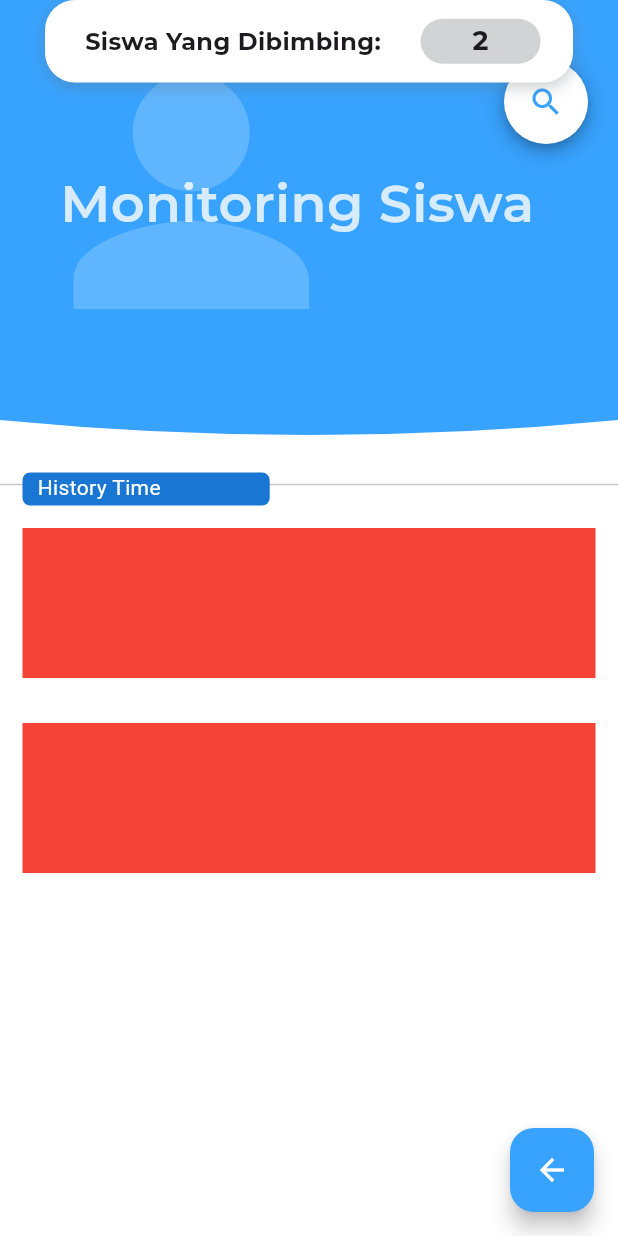
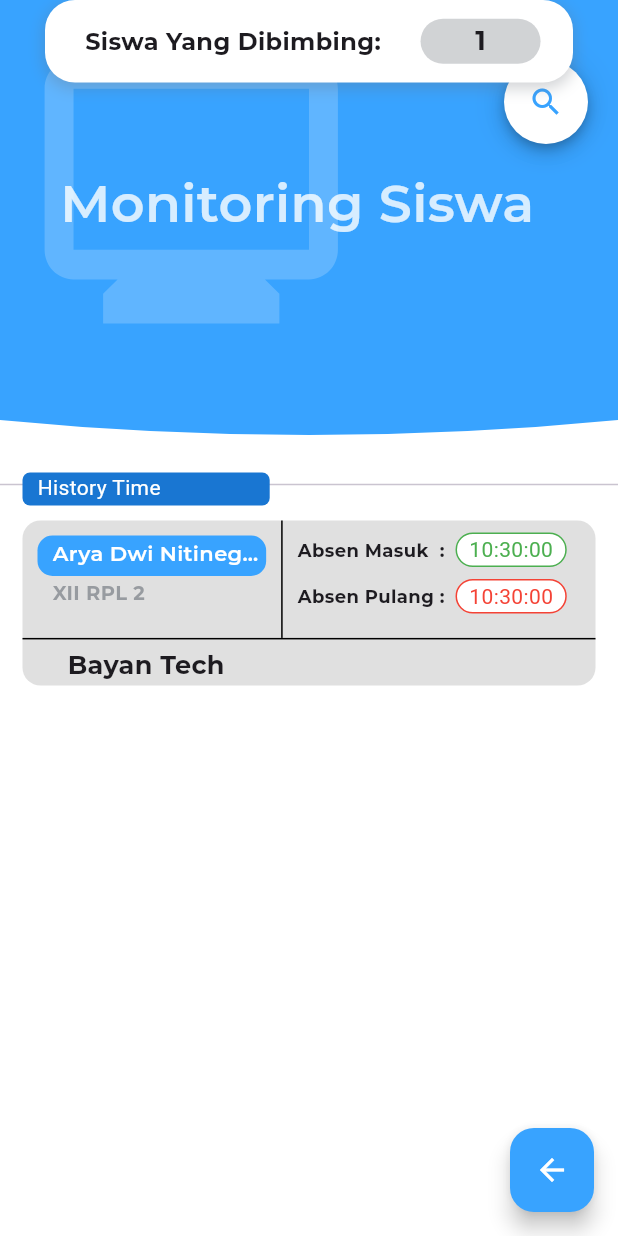
Before and after one commit to cngodingsmeda/simon-pkl, a Flutter app: the MonitoringSiswaDudiView screen opened directly, on a phone screen of 412 x 824 dp. Run offline on Flutter 3.47's test engine with Material 3 defaults, Android fonts, the phone set to English and light mode, and no system bars; our stand-ins replace get, get_storage, material_design_icons_flutter; missing offline and left inert: iconify_flutter, string_capitalize; accounts and stored records are empty.

Commit message:
Commit Monitoring siswa

```diff
--- a/lib/app/modules/dudi/detail_notifikasi_dudi/views/detail_notifikasi_dudi_view.dart
+++ b/lib/app/modules/dudi/detail_notifikasi_dudi/views/detail_notifikasi_dudi_view.dart
@@ -67,10 +67,10 @@
         padding: const EdgeInsets.all(20.0),
         child: ElevatedButton(
           style: ButtonStyle(
-            fixedSize: WidgetStatePropertyAll(
+            fixedSize: MaterialStatePropertyAll(
               Size(Get.width, 50),
             ),
-            backgroundColor: WidgetStatePropertyAll(
+            backgroundColor: MaterialStatePropertyAll(
               AllMaterial.colorBlue,
             ),
           ),
--- a/lib/app/modules/dudi/home_page_dudi/views/home_page_dudi_view.dart
+++ b/lib/app/modules/dudi/home_page_dudi/views/home_page_dudi_view.dart
@@ -4,6 +4,9 @@
 
 import 'package:get/get.dart';
 import 'package:simon_pkl/app/modules/dudi/home_page_dudi/select_navigator_dudi_widget.dart';
+import 'package:simon_pkl/app/modules/dudi/monitoring_siswa_dudi/views/monitoring_siswa_dudi_view.dart';
+import 'package:simon_pkl/app/modules/dudi/pengajuan_pkl/views/pengajuan_pkl_view.dart';
+import 'package:simon_pkl/app/modules/dudi/pengaturan_jadwal_dudi/views/pengaturan_jadwal_dudi_view.dart';
 import 'package:simon_pkl/app/modules/siswa/ajuan_pkl/views/ajuan_pkl_view.dart';
 import 'package:simon_pkl/material/material.dart';
 import 'package:string_capitalize/string_capitalize.dart';
@@ -148,7 +151,7 @@
                     color: AllMaterial.colorWhite,
                   ),
                   nama: "Monitoring Siswa",
-                  onTap: () => Get.toNamed('/monitoring-siswa-dudi'),
+                  onTap: () => Get.to(MonitoringSiswaDudiView()),
                 ),
                 SelectNavigatorDudiWidget(
                   icon: Icon(
@@ -157,7 +160,7 @@
                     color: AllMaterial.colorWhite,
                   ),
                   nama: "Pengaturan Jadwal",
-                  onTap: () => Get.toNamed('/pengaturan-jadwal-dudi'),
+                  onTap: () => Get.to(PengaturanJadwalDudiView()),
                 ),
                 SelectNavigatorDudiWidget(
                   icon: Icon(
@@ -166,7 +169,7 @@
                     color: AllMaterial.colorWhite,
                   ),
                   nama: "Pengajuan PKL",
-                  onTap: () => Get.toNamed('/pengajuan-pkl'),
+                  onTap: () => Get.to(PengajuanPklView()),
                 ),
               ],
             ),
--- /dev/null
+++ b/lib/app/modules/dudi/monitoring_siswa_dudi/monitoring_siswa_widget.dart
@@ -0,0 +1,201 @@
+import 'package:flutter/material.dart';
+import 'package:get/get.dart';
+import 'package:simon_pkl/material/material.dart';
+
+class MonitoringSiswaWidget extends StatelessWidget {
+  MonitoringSiswaWidget({
+    required this.nama,
+    required this.kelas,
+    required this.instansi,
+    required this.jamMasuk,
+    required this.jamPulang,
+  });
+
+  final String nama;
+  final dynamic kelas;
+  final String instansi;
+  final dynamic jamMasuk;
+  final dynamic jamPulang;
+
+  @override
+  Widget build(BuildContext context) {
+    return Padding(
+      padding: const EdgeInsets.symmetric(
+        horizontal: 15,
+        vertical: 10,
+      ),
+      child: Container(
+        width: 100,
+        height: 110,
+        decoration: BoxDecoration(
+          color: Colors.grey[300],
+          borderRadius: BorderRadius.circular(12),
+        ),
+        child: Column(
+          crossAxisAlignment: CrossAxisAlignment.start,
+          children: [
+            Row(
+              crossAxisAlignment: CrossAxisAlignment.start,
+              children: [
+                Column(
+                  crossAxisAlignment: CrossAxisAlignment.start,
+                  children: [
+                    Container(
+                      margin: EdgeInsets.only(
+                        top: 10,
+                        right: 10,
+                        left: 10,
+                      ),
+                      height: 27,
+                      width: Get.width * .37,
+                      decoration: BoxDecoration(
+                        color: AllMaterial.colorBlue,
+                        borderRadius: BorderRadius.circular(10),
+                      ),
+                      child: Padding(
+                        padding: const EdgeInsets.only(
+                          left: 10,
+                          top: 2,
+                        ),
+                        child: Text(
+                          nama,
+                          maxLines: 1,
+                          overflow: TextOverflow.ellipsis,
+                          style: TextStyle(
+                            fontFamily: AllMaterial.fontFamily,
+                            fontWeight: AllMaterial.fontSemiBold,
+                            color: AllMaterial.colorWhite,
+                          ),
+                        ),
+                      ),
+                    ),
+                    Padding(
+                      padding: const EdgeInsets.symmetric(
+                        horizontal: 20,
+                        vertical: 2,
+                      ),
+                      child: Text(
+                        '$kelas',
+                        style: TextStyle(
+                          fontFamily: AllMaterial.fontFamily,
+                          fontWeight: AllMaterial.fontBold,
+                          fontSize: 13,
+                          color: AllMaterial.colorGrey.withOpacity(.6),
+                        ),
+                      ),
+                    ),
+                  ],
+                ),
+
+                // Vertical Divider
+                Container(
+                  width: 1,
+                  height: Get.height * .095,
+                  color: Colors.black,
+                ),
+                Padding(
+                  padding: const EdgeInsets.symmetric(
+                    horizontal: 10,
+                    vertical: 8,
+                  ),
+                  child: Column(
+                    crossAxisAlignment: CrossAxisAlignment.start,
+                    children: [
+                      Row(
+                        children: [
+                          Text(
+                            'Absen Masuk  :  ',
+                            style: TextStyle(
+                              fontSize: 12,
+                              fontWeight: AllMaterial.fontBold,
+                              fontFamily: AllMaterial.fontFamily,
+                            ),
+                          ),
+                          Container(
+                            width: Get.width * .18,
+                            height: 23,
+                            child: Center(
+                              child: Text(
+                                '$jamMasuk',
+                                style: TextStyle(
+                                  color: Colors.green,
+                                ),
+                              ),
+                            ),
+                            decoration: BoxDecoration(
+                              color: AllMaterial.colorWhite,
+                              borderRadius: BorderRadius.circular(20),
+                              border: Border.all(
+                                color: Colors.green,
+                              ),
+                            ),
+                          ),
+                        ],
+                      ),
+                      SizedBox(
+                        height: 8,
+                      ),
+                      Row(
+                        children: [
+                          Text(
+                            'Absen Pulang :  ',
+                            style: TextStyle(
+                              fontSize: 12,
+                              fontWeight: AllMaterial.fontBold,
+                              fontFamily: AllMaterial.fontFamily,
+                            ),
+                          ),
+                          Container(
+                            width: Get.width * .18,
+                            height: 23,
+                            child: Center(
+                              child: Text(
+                                '$jamPulang',
+                                style: TextStyle(
+                                  color: Colors.red,
+                                ),
+                              ),
+                            ),
+                            decoration: BoxDecoration(
+                              color: AllMaterial.colorWhite,
+                              borderRadius: BorderRadius.circular(20),
+                              border: Border.all(
+                                color: Colors.red,
+                              ),
+                            ),
+                          ),
+                        ],
+                      ),
+                    ],
+                  ),
+                ),
+              ],
+            ),
+
+            // Horizontal Divider
+            Container(
+              width: Get.width,
+              height: 1,
+              color: Colors.black,
+            ),
+
+            Padding(
+              padding: const EdgeInsets.symmetric(
+                horizontal: 30,
+                vertical: 5,
+              ),
+              child: Text(
+                instansi,
+                style: TextStyle(
+                  fontFamily: AllMaterial.fontFamily,
+                  fontWeight: AllMaterial.fontBold,
+                  fontSize: 17,
+                ),
+              ),
+            ),
+          ],
+        ),
+      ),
+    );
+  }
+}
--- a/lib/app/modules/dudi/monitoring_siswa_dudi/views/monitoring_siswa_dudi_view.dart
+++ b/lib/app/modules/dudi/monitoring_siswa_dudi/views/monitoring_siswa_dudi_view.dart
@@ -3,13 +3,15 @@
 import 'package:get/get.dart';
 import 'package:simon_pkl/app/modules/siswa/ajuan_pkl/views/ajuan_pkl_view.dart';
 import 'package:simon_pkl/material/material.dart';
+import 'package:simon_pkl/app/modules/dudi/monitoring_siswa_dudi/monitoring_siswa_widget.dart';
+import 'package:intl/intl.dart';
 
 import '../controllers/monitoring_siswa_dudi_controller.dart';
 
 // ignore: must_be_immutable
 class MonitoringSiswaDudiView extends GetView<MonitoringSiswaDudiController> {
   final RxBool _folded = true.obs;
-  int SiswaDibimbing = 2;
+  int SiswaDibimbing = 1;
 
   @override
   Widget build(BuildContext context) {
@@ -61,7 +63,7 @@
                             Container(
                               // margin: EdgeInsets.symmetric(vertical: 10),
                               child: Icon(
-                                Icons.person,
+                                Icons.monitor,
                                 size: 235,
                                 color: AllMaterial.colorWhite.withOpacity(.2),
                               ),
@@ -240,13 +242,12 @@
           SliverList(
             delegate: SliverChildBuilderDelegate(
               childCount: SiswaDibimbing,
-              (context, index) => Padding(
-                padding: const EdgeInsets.all(15.0),
-                child: Container(
-                  color: Colors.red,
-                  width: 100,
-                  height: 100,
-                ),
+              (context, index) => MonitoringSiswaWidget(
+                nama: 'Arya Dwi Nitinegara',
+                kelas: 'XII RPL 2',
+                instansi: 'Bayan Tech',
+                jamMasuk: DateFormat.Hms().format(DateTime.now()),
+                jamPulang: DateFormat.Hms().format(DateTime.now()),
               ),
             ),
           ),
--- a/lib/app/modules/login/views/login_view.dart
+++ b/lib/app/modules/login/views/login_view.dart
@@ -118,10 +118,10 @@
               ),
               ElevatedButton(
                 style: ButtonStyle(
-                  fixedSize: WidgetStatePropertyAll(
+                  fixedSize: MaterialStatePropertyAll(
                     Size(Get.width, 50),
                   ),
-                  backgroundColor: WidgetStatePropertyAll(
+                  backgroundColor: MaterialStatePropertyAll(
                     AllMaterial.colorBlue,
                   ),
                 ),
--- a/lib/app/modules/siswa/beranda_page/views/beranda_page_view.dart
+++ b/lib/app/modules/siswa/beranda_page/views/beranda_page_view.dart
@@ -54,7 +54,7 @@
                   icon: const Icon(Icons.add_outlined),
                   color: Colors.white,
                   style: ButtonStyle(
-                    backgroundColor: WidgetStateProperty.all(
+                    backgroundColor: MaterialStatePropertyAll(
                       AllMaterial.colorBlue,
                     ),
                   ),
@@ -121,7 +121,7 @@
                               icon: const Icon(Icons.history),
                               color: AllMaterial.colorBlue,
                               style: ButtonStyle(
-                                backgroundColor: WidgetStateProperty.all(
+                                backgroundColor: MaterialStatePropertyAll(
                                   AllMaterial.colorWhite,
                                 ),
                               ),
--- a/lib/app/modules/siswa/laporan_page/views/laporan_page_view.dart
+++ b/lib/app/modules/siswa/laporan_page/views/laporan_page_view.dart
@@ -55,7 +55,8 @@
             ElevatedButton(
               onPressed: () => Get.toNamed(Routes.LOKASI_PKL),
               style: const ButtonStyle(
-                backgroundColor: WidgetStatePropertyAll(AllMaterial.colorBlue),
+                backgroundColor:
+                    MaterialStatePropertyAll(AllMaterial.colorBlue),
               ),
               child: const Text(
                 "Mulai Temukan Dudi",
```
Also changed, not shown: pubspec.lock.
